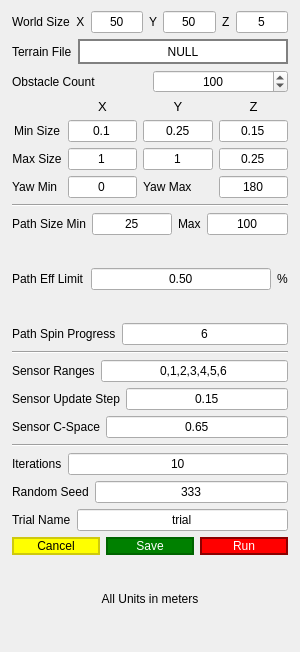
Old version of the form src/tools/automatortool.ui in the repository mjroman/roverSim.
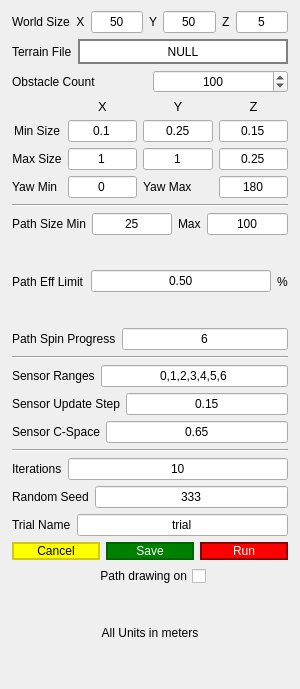
New version of the form.

Commit message: Automation update turn off all openGL drawing

Diff of the .ui file:
```diff
--- a/src/tools/automatortool.ui
+++ b/src/tools/automatortool.ui
@@ -10,7 +10,7 @@
     <x>0</x>
     <y>0</y>
     <width>300</width>
-    <height>652</height>
+    <height>689</height>
    </rect>
   </property>
   <property name="sizePolicy">
@@ -28,7 +28,7 @@
   <property name="maximumSize">
    <size>
     <width>400</width>
-    <height>652</height>
+    <height>689</height>
    </size>
   </property>
   <property name="windowTitle">
@@ -636,6 +636,46 @@
      </item>
     </layout>
    </item>
+   <item>
+    <layout class="QHBoxLayout" name="horizontalLayout_14">
+     <item>
+      <spacer name="horizontalSpacer_2">
+       <property name="orientation">
+        <enum>Qt::Horizontal</enum>
+       </property>
+       <property name="sizeHint" stdset="0">
+        <size>
+         <width>40</width>
+         <height>20</height>
+        </size>
+       </property>
+      </spacer>
+     </item>
+     <item>
+      <widget class="QCheckBox" name="checkBoxPathDrawing">
+       <property name="layoutDirection">
+        <enum>Qt::RightToLeft</enum>
+       </property>
+       <property name="text">
+        <string>Path drawing on</string>
+       </property>
+      </widget>
+     </item>
+     <item>
+      <spacer name="horizontalSpacer">
+       <property name="orientation">
+        <enum>Qt::Horizontal</enum>
+       </property>
+       <property name="sizeHint" stdset="0">
+        <size>
+         <width>40</width>
+         <height>20</height>
+        </size>
+       </property>
+      </spacer>
+     </item>
+    </layout>
+   </item>
    <item>
     <widget class="QLabel" name="label_17">
      <property name="text">
```
The commit also changes 11 other files.
